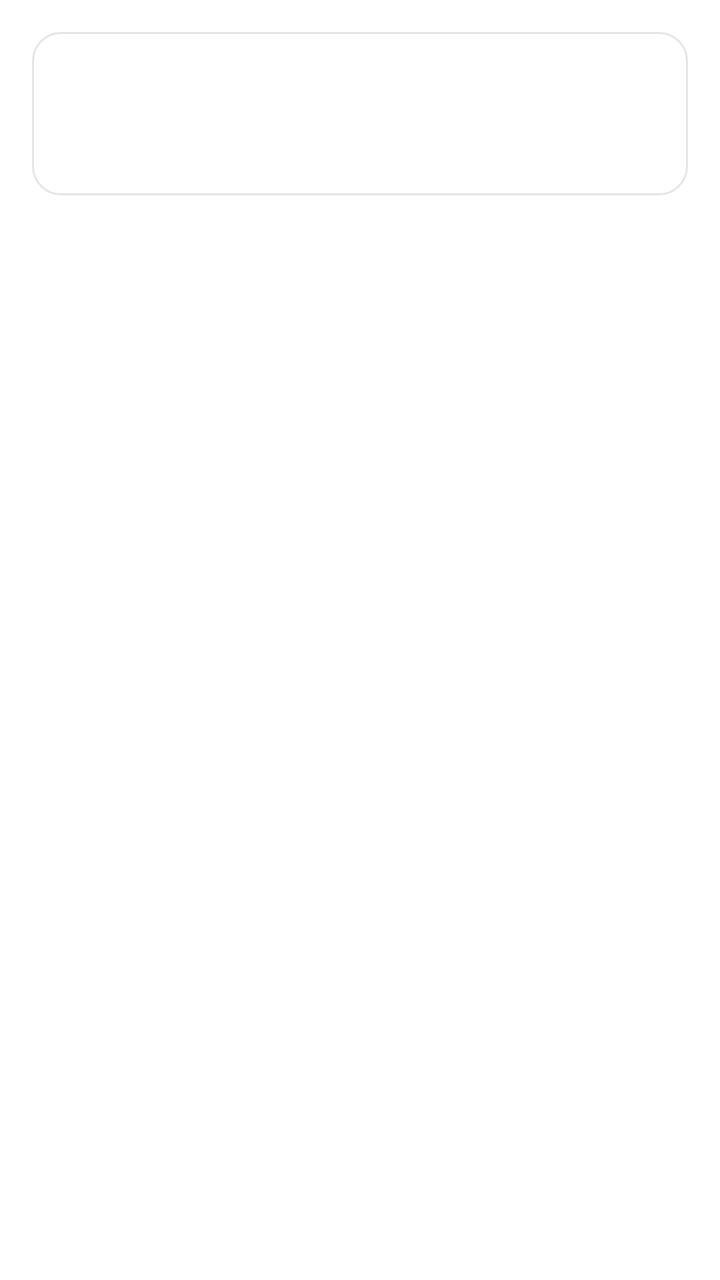
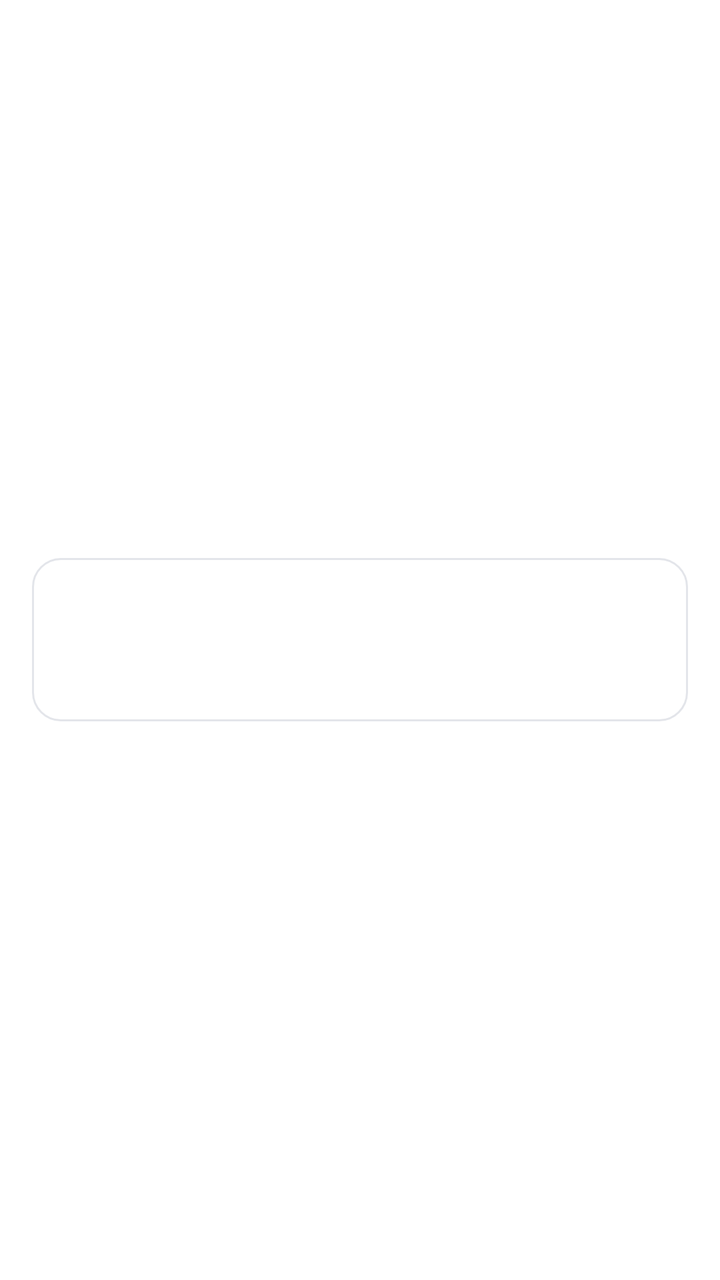

Two renders of the same Android screen: before a commit and after it. Below are the layout's source before the change and the commit's diff.
<!-- AndroidManifest.xml: fallback theme Theme.MaterialComponents.DayNight.NoActionBar -->
<!-- res/layout/dialog_card_stack.xml -->
<?xml version="1.0" encoding="utf-8"?>
<FrameLayout xmlns:android="http://schemas.android.com/apk/res/android"
    android:layout_width="match_parent"
    android:layout_height="wrap_content"
    android:padding="16dp">

    <LinearLayout
        android:layout_width="match_parent"
        android:layout_height="wrap_content"
        android:orientation="vertical"
        android:background="@drawable/card_bg"
        android:padding="20dp">

        <TextView
            android:id="@+id/card_stack_title"
            android:layout_width="match_parent"
            android:layout_height="wrap_content"
            android:textColor="@color/fg"
            android:textSize="19sp"
            android:fontFamily="sans-serif-medium" />

        <FrameLayout
            android:id="@+id/card_stack_body"
            android:layout_width="match_parent"
            android:layout_height="wrap_content"
            android:layout_marginTop="10dp" />

        <LinearLayout
            android:id="@+id/card_stack_buttons"
            android:layout_width="match_parent"
            android:layout_height="wrap_content"
            android:layout_marginTop="6dp"
            android:orientation="horizontal"
            android:gravity="end|center_vertical" />
    </LinearLayout>
</FrameLayout>
<!-- resources referenced by this layout -->
<resources>
  <color name="fg">#FF1A1C1E</color>
  <!-- drawable card_bg (drawable) -->
  <?xml version="1.0" encoding="utf-8"?>
  <shape xmlns:android="http://schemas.android.com/apk/res/android"
      android:shape="rectangle">
      <solid android:color="@color/card" />
      <corners android:radius="14dp" />
      <stroke android:width="1dp" android:color="@color/card_stroke" />
  </shape>
  <color name="card">#FFFFFFFF</color>
  <color name="card_stroke">#FFE3E5EA</color>
</resources>

<!-- the commit's change to res/layout/dialog_card_stack.xml (unified diff, before → after) -->
@@ -1,12 +1,15 @@
 <?xml version="1.0" encoding="utf-8"?>
 <FrameLayout xmlns:android="http://schemas.android.com/apk/res/android"
+    android:id="@+id/card_stack_root"
     android:layout_width="match_parent"
-    android:layout_height="wrap_content"
+    android:layout_height="match_parent"
     android:padding="16dp">
 
     <LinearLayout
+        android:id="@+id/card_stack_card"
         android:layout_width="match_parent"
         android:layout_height="wrap_content"
+        android:layout_gravity="center"
         android:orientation="vertical"
         android:background="@drawable/card_bg"
         android:padding="20dp">
